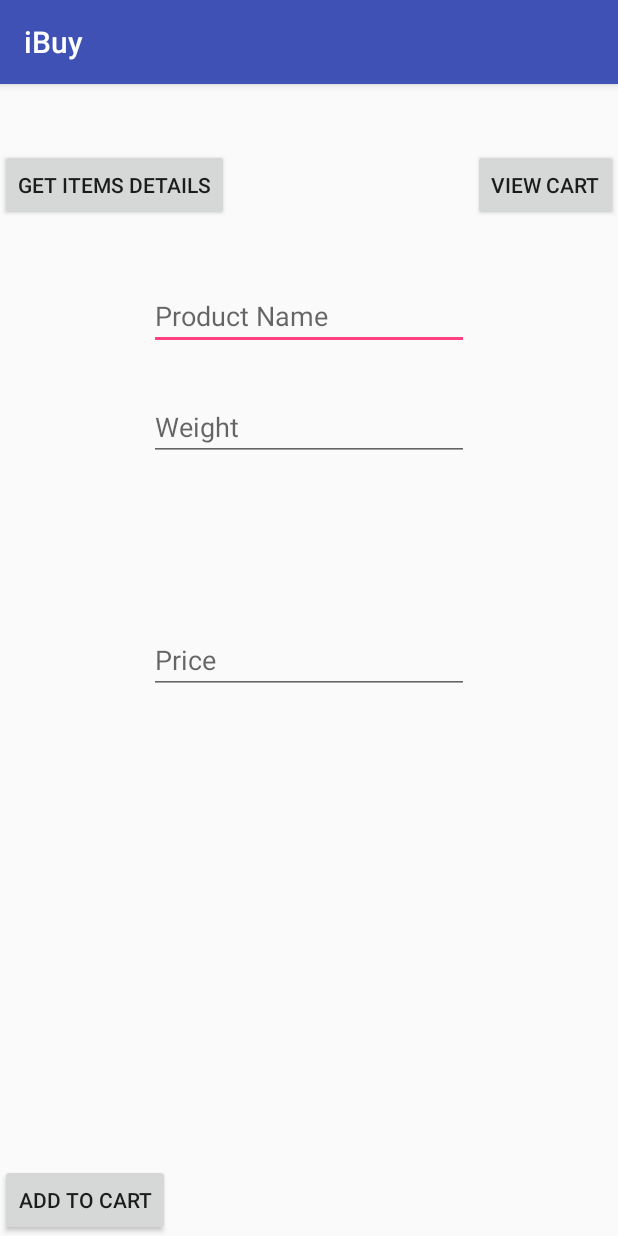
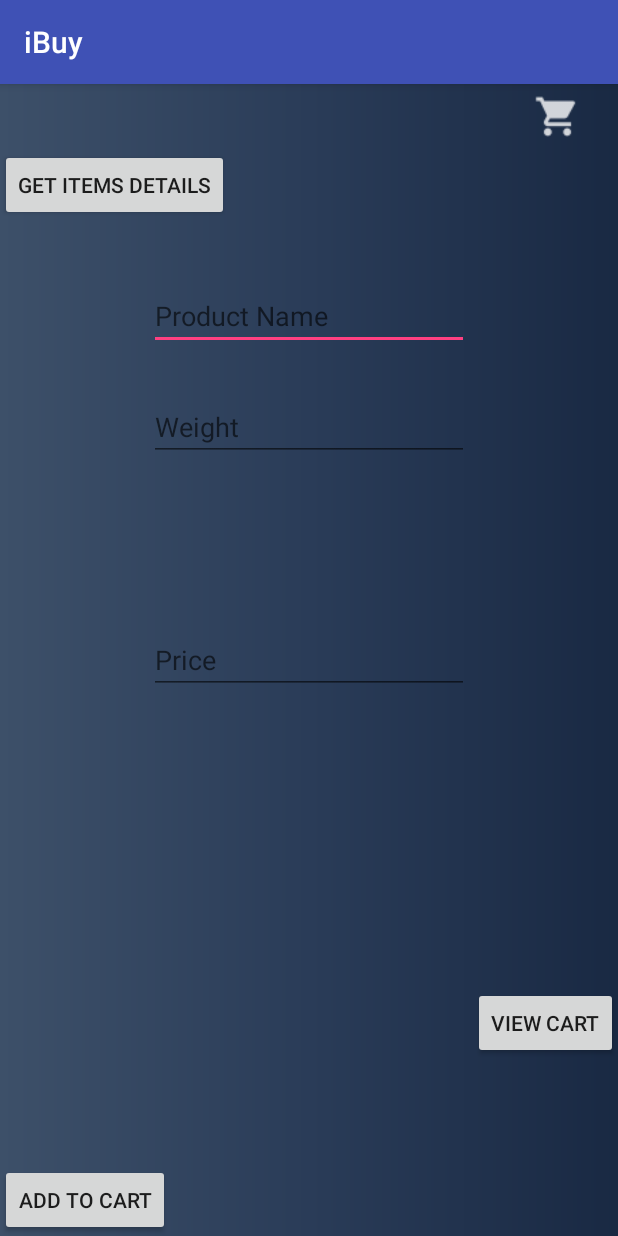
Before and after one commit to dineshyalla/IBuy, an Android app: the BarcodeFetch screen opened directly, with no data from a screen before it, on a phone screen of 412 x 824 dp. Run offline under Robolectric (Android 15) with nearby library versions, the phone set to English and light mode, and no system bars; 1 statement that could not run was skipped.

Commit message:
Added Cart UI

```diff
--- a/iBuy/app/src/main/java/com/example/dineshyalla/ibuy/UI/BarcodeFetch.java
+++ b/iBuy/app/src/main/java/com/example/dineshyalla/ibuy/UI/BarcodeFetch.java
@@ -7,6 +7,7 @@ import android.util.Log;
 import android.view.View;
 import android.widget.Button;
 import android.widget.EditText;
+import android.widget.ImageView;
 import android.widget.TextView;
 import android.widget.Toast;
 
@@ -31,7 +32,8 @@ public class BarcodeFetch extends AppCompatActivity {
     public String lName="";
     public String fFood="";
     EditText etFirstName,etLastName,etFavFood;
-    Button btnAdd,btnView, btnCall;
+    Button btnAdd, btnCall;
+    ImageView img;
     DatabaseHelper myDB;
     public ArrayList<String> listBarcode;
     @Override
@@ -51,8 +53,9 @@ public class BarcodeFetch extends AppCompatActivity {
         etFirstName = (EditText) findViewById(R.id.etFirstName);
         etLastName = (EditText) findViewById(R.id.etLastName);
         btnAdd = (Button) findViewById(R.id.btnAdd);
-        btnView = (Button) findViewById(R.id.btnView);
+        Button btnView = (Button) findViewById(R.id.btnView);
         btnCall = (Button) findViewById(R.id.btnFetch);
+        img = (ImageView) findViewById(R.id.cartView);
         myDB = new DatabaseHelper(this);
 
         btnCall.setOnClickListener(new View.OnClickListener() {
@@ -71,6 +74,7 @@ public class BarcodeFetch extends AppCompatActivity {
                 startActivity(intent);
             }
         });
+
 
         btnAdd.setOnClickListener(new View.OnClickListener() {
             @Override
--- a/iBuy/app/src/main/res/layout/activity_barcode_fetch.xml
+++ b/iBuy/app/src/main/res/layout/activity_barcode_fetch.xml
@@ -4,6 +4,7 @@
     xmlns:tools="http://schemas.android.com/tools"
     android:layout_width="match_parent"
     android:layout_height="match_parent"
+    android:background="@drawable/gradient"
     tools:context=".UI.BarcodeFetch">
 
     <TextView
@@ -24,9 +25,9 @@
         android:id="@+id/btnView"
         android:layout_width="wrap_content"
         android:layout_height="wrap_content"
+        android:layout_alignParentBottom="true"
         android:layout_alignParentEnd="true"
-        android:layout_alignParentTop="true"
-        android:layout_marginTop="43dp"
+        android:layout_marginBottom="118dp"
         android:text="View Cart" />
 
     <Button
@@ -72,4 +73,14 @@
         android:inputType="textPersonName"
         android:hint="Price" />
 
+    <ImageView
+        android:id="@+id/cartView"
+        android:layout_width="70dp"
+        android:layout_height="70dp"
+        android:layout_above="@+id/btnFetch"
+        android:layout_alignParentEnd="true"
+        android:layout_marginBottom="-43dp"
+        android:layout_marginEnd="5dp"
+        app:srcCompat="@drawable/ic_cart" />
+
 </RelativeLayout>
```
Also changed, not shown: iBuy/app/src/main/res/layout/list_adapter_view.xml (+33 -16 lines), iBuy/app/src/main/res/layout/viewcontents_layout.xml (+61 -7 lines), iBuy/app/src/main/res/drawable-hdpi/ic_cart.png (added), iBuy/app/src/main/res/drawable-mdpi/ic_cart.png (added), iBuy/app/src/main/res/drawable-xhdpi/ic_cart.png (added), iBuy/app/src/main/res/drawable-xxhdpi/ic_cart.png (added), 1 other file.
